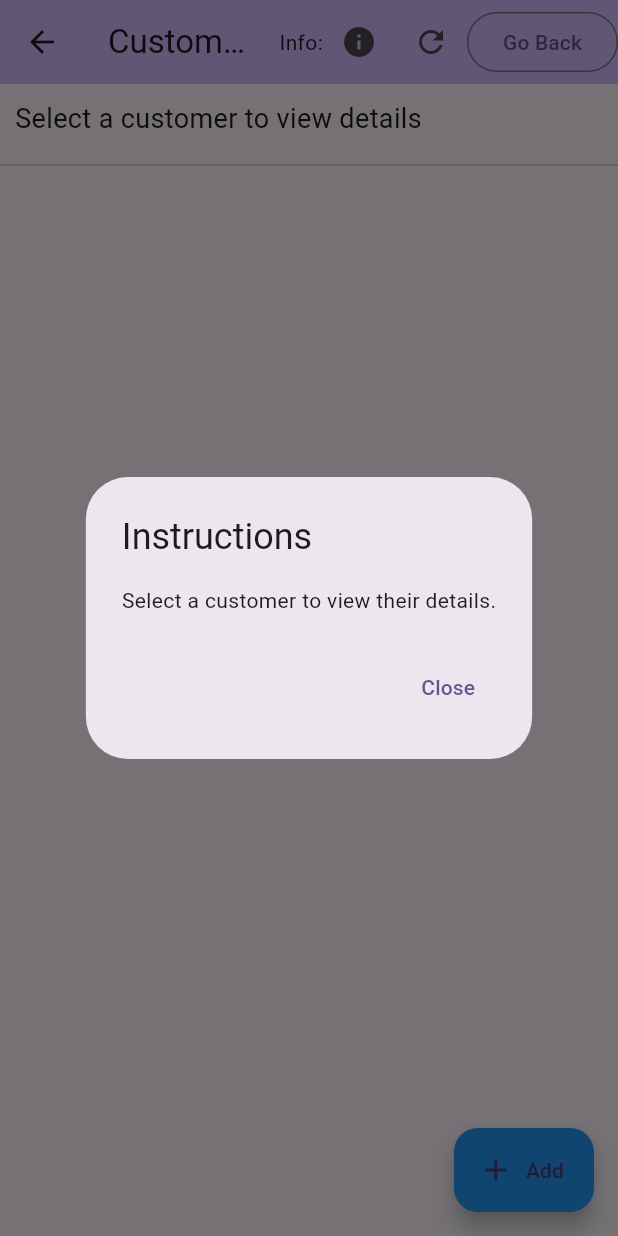
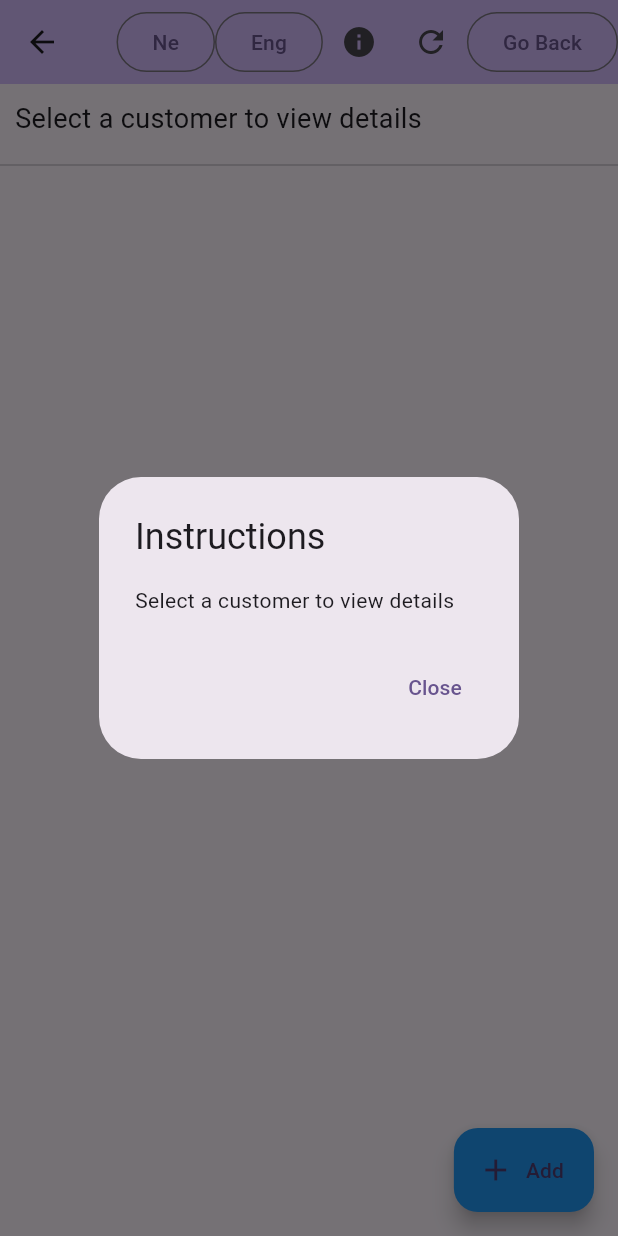
Before and after one commit to andreavisani/flight_manager, a Flutter app: the CustomersPage screen opened by its route, after a tap on the "info" icon, on a phone screen of 412 x 824 dp. Run offline on Flutter 3.47's test engine with Material 3 defaults, Android fonts, the phone set to English and light mode, and no system bars; our stand-ins replace floor, sqflite; missing offline and left inert: encrypted_shared_preferences; accounts and stored records are empty; generated files the repository leaves out were written again.

Commit message:
Updated the final code

```diff
--- a/lib/customerlist.dart
+++ b/lib/customerlist.dart
@@ -1,38 +1,38 @@
 import 'package:flutter/material.dart';
-import 'package:intl/intl.dart';
 import 'Customer.dart';
 import 'CustomerDAO.dart';
 import 'Database.dart';
 import 'AddCustomer.dart';
+import 'AppLocalizations.dart';
 
-/// A stateful widget that displays a list of customers and their details.
+/// A widget that displays a list of customers and allows adding, updating, and deleting customers.
 class CustomersPage extends StatefulWidget {
+  /// A callback function to set the locale for the app.
+  final Function(Locale) setLocale;
+
+  /// Creates an instance of [CustomersPage].
+  const CustomersPage({super.key, required this.setLocale});
+
   @override
   State<CustomersPage> createState() {
     return CustomersPageState();
   }
 }
 
-/// The state class for [CustomersPage] that manages the list of customers and their interactions.
+/// The state class for [CustomersPage] that manages the customer list and operations.
 class CustomersPageState extends State<CustomersPage> {
-  /// The list of customers.
   var customer = <Customer>[];
-  /// The DAO for managing customer data.
   late CustomerDAO customerDAO;
-  /// The currently selected customer.
   Customer? selectedCustomer;
 
   @override
   void initState() {
     super.initState();
 
-    $FloorFlightManagerDatabase
-        .databaseBuilder('app_database.db')
-        .build()
-        .then((database) {
+    // Initialize the database and load customers
+    $FloorFlightManagerDatabase.databaseBuilder('app_database.db').build().then((database) {
       customerDAO = database.customerDAO;
 
-      // Fetch the customer list from the database
       customerDAO.selectEverything().then((listOfItems) {
         setState(() {
           customer.addAll(listOfItems);
@@ -41,7 +41,8 @@ class CustomersPageState extends State<CustomersPage> {
     });
   }
 
-  /// Selects a customer to display their details.
+  /// Selects a customer from the list.
+  ///
   /// [customer] is the customer to be selected.
   void selectCustomer(Customer customer) {
     setState(() {
@@ -49,7 +50,8 @@ class CustomersPageState extends State<CustomersPage> {
     });
   }
 
-  /// Shows a dialog to confirm deletion of a customer.
+  /// Shows a dialog to confirm the deletion of a customer.
+  ///
   /// [context] is the build context.
   /// [customer] is the customer to be deleted.
   void showDeleteDialog(BuildContext context, Customer customer) {
@@ -57,21 +59,21 @@ class CustomersPageState extends State<CustomersPage> {
       context: context,
       builder: (BuildContext context) {
         return AlertDialog(
-          title: Text('Delete Customer'),
-          content: Text('Are you sure you want to delete this customer?'),
+          title: Text(AppLocalizations.of(context)!.translate('delete_customer')!),
+          content: Text(AppLocalizations.of(context)!.translate('confirm_delete_customer')!),
           actions: <Widget>[
             TextButton(
               onPressed: () {
                 Navigator.of(context).pop();
               },
-              child: Text('No'),
+              child: Text(AppLocalizations.of(context)!.translate('no')!),
             ),
             TextButton(
               onPressed: () {
                 deleteCustomer(customer);
                 Navigator.of(context).pop();
               },
-              child: Text('Yes'),
+              child: Text(AppLocalizations.of(context)!.translate('yes')!),
             ),
           ],
         );
@@ -84,15 +86,14 @@ class CustomersPageState extends State<CustomersPage> {
   /// [customer] is the customer to be deleted.
   void deleteCustomer(Customer customer) {
     customerDAO.deleteCustomer(customer).then((_) {
-      // Fetch updated customer list after deletion
       customerDAO.selectEverything().then((updatedList) {
         setState(() {
           this.customer = updatedList;
-          selectedCustomer = null; // Deselect customer after deletion
+          selectedCustomer = null;
         });
         ScaffoldMessenger.of(context).showSnackBar(
           SnackBar(
-            content: Text('Customer deleted'),
+            content: Text(AppLocalizations.of(context)!.translate('customer_deleted')!),
             backgroundColor: Colors.teal,
             behavior: SnackBarBehavior.floating,
             shape: RoundedRectangleBorder(
@@ -101,10 +102,9 @@ class CustomersPageState extends State<CustomersPage> {
           ),
         );
       }).catchError((error) {
-        // Handle any errors that occur during fetching
         ScaffoldMessenger.of(context).showSnackBar(
           SnackBar(
-            content: Text('Error fetching updated customer list'),
+            content: Text(AppLocalizations.of(context)!.translate('error_fetching_customer_list')!),
             backgroundColor: Colors.red,
             behavior: SnackBarBehavior.floating,
             shape: RoundedRectangleBorder(
@@ -114,10 +114,9 @@ class CustomersPageState extends State<CustomersPage> {
         );
       });
     }).catchError((error) {
-      // Handle any errors that occur during deletion
       ScaffoldMessenger.of(context).showSnackBar(
         SnackBar(
-          content: Text('Error deleting customer'),
+          content: Text(AppLocalizations.of(context)!.translate('error_deleting_customer')!),
           backgroundColor: Colors.red,
           behavior: SnackBarBehavior.floating,
           shape: RoundedRectangleBorder(
@@ -136,14 +135,14 @@ class CustomersPageState extends State<CustomersPage> {
       context: context,
       builder: (BuildContext context) {
         return AlertDialog(
-          title: Text('Instructions'),
-          content: Text('Select a customer to view their details.'),
+          title: Text(AppLocalizations.of(context)!.translate('instructions')!),
+          content: Text(AppLocalizations.of(context)!.translate('select_customer_to_view_details')!),
           actions: <Widget>[
             TextButton(
               onPressed: () {
                 Navigator.of(context).pop();
               },
-              child: Text('Close'),
+              child: Text(AppLocalizations.of(context)!.translate('close')!),
             ),
           ],
         );
@@ -151,17 +150,17 @@ class CustomersPageState extends State<CustomersPage> {
     );
   }
 
-  /// Refreshes the customer list by fetching updated data from the database.
+  /// Refreshes the customer list by re-fetching all customers from the database.
   void _refreshCustomerList() {
     customerDAO.selectEverything().then((listOfItems) {
       setState(() {
         customer = listOfItems;
-        selectedCustomer = null; // Deselect customer after refresh
+        selectedCustomer = null;
       });
     }).catchError((error) {
       ScaffoldMessenger.of(context).showSnackBar(
         SnackBar(
-          content: Text('Error refreshing customer list'),
+          content: Text(AppLocalizations.of(context)!.translate('error_refreshing_customer_list')!),
           backgroundColor: Colors.red,
           behavior: SnackBarBehavior.floating,
           shape: RoundedRectangleBorder(
@@ -177,11 +176,22 @@ class CustomersPageState extends State<CustomersPage> {
     return Scaffold(
       appBar: AppBar(
         backgroundColor: Theme.of(context).colorScheme.inversePrimary,
-        title: Text("Customers"),
+        title: Text(AppLocalizations.of(context)!.translate('title_customers')!),
         actions: [
+          OutlinedButton(
+            onPressed: () {
+              widget.setLocale(Locale("ne", "NP"));
+            },
+            child: Text(AppLocalizations.of(context)!.translate('switch_to_nepali')!),
+          ),
+          OutlinedButton(
+            onPressed: () {
+              widget.setLocale(Locale("en", "US"));
+            },
+            child: Text(AppLocalizations.of(context)!.translate('switch_to_english')!),
+          ),
           Row(
             children: [
-              Text("Info:"),
               IconButton(
                 icon: Icon(Icons.info),
                 onPressed: () {
@@ -195,10 +205,11 @@ class CustomersPageState extends State<CustomersPage> {
             ],
           ),
           OutlinedButton(
-              onPressed: () {
-                Navigator.pop(context);
-              },
-              child: Text("Go Back")),
+            onPressed: () {
+              Navigator.pop(context);
+            },
+            child: Text(AppLocalizations.of(context)!.translate('go_back')!),
+          ),
         ],
       ),
       body: responsiveLayout(context),
@@ -206,7 +217,7 @@ class CustomersPageState extends State<CustomersPage> {
         onPressed: () async {
           final newCustomer = await Navigator.push(
             context,
-            MaterialPageRoute(builder: (context) => AddCustomer()),
+            MaterialPageRoute(builder: (context) => AddCustomer(setLocale: widget.setLocale)),
           );
           if (newCustomer != null && newCustomer is Customer) {
             setState(() {
@@ -215,24 +226,20 @@ class CustomersPageState extends State<CustomersPage> {
           }
         },
         icon: Icon(Icons.add),
-        label: Text('Add'),
+        label: Text(AppLocalizations.of(context)!.translate('add_customer')!),
         backgroundColor: Colors.blue,
       ),
     );
   }
 
-  /// Builds the responsive layout for the page based on screen size.
+  /// Builds a responsive layout for the customer list and details.
   ///
   /// [context] is the build context.
-  ///
-  /// Returns a widget representing the layout.
   Widget responsiveLayout(BuildContext context) {
     var size = MediaQuery.of(context).size;
     var width = size.width;
-    var height = size.height;
 
     if (width > 720) {
-      // Landscape mode
       return Row(
         children: [
           Expanded(
@@ -243,7 +250,7 @@ class CustomersPageState extends State<CustomersPage> {
                 Container(
                   padding: const EdgeInsets.all(10.0),
                   child: Text(
-                    "Select a customer to view details",
+                    AppLocalizations.of(context)!.translate('select_customer_to_view_details')!,
                     style: TextStyle(fontSize: 18),
                   ),
                 ),
@@ -257,8 +264,7 @@ class CustomersPageState extends State<CustomersPage> {
                           selectCustomer(customer[index]);
                         },
                         child: Padding(
-                          padding: const EdgeInsets.symmetric(
-                              vertical: 8.0, horizontal: 16.0),
+                          padding: const EdgeInsets.symmetric(vertical: 8.0, horizontal: 16.0),
                           child: Row(
                             children: [
                               Expanded(
@@ -300,25 +306,19 @@ class CustomersPageState extends State<CustomersPage> {
                       crossAxisAlignment: CrossAxisAlignment.start,
                       children: [
                         Text(
-                          "Details",
-                          style: TextStyle(
-                              fontSize: 18, fontWeight: FontWeight.bold),
+                          AppLocalizations.of(context)!.translate('details')!,
+                          style: TextStyle(fontSize: 18, fontWeight: FontWeight.bold),
                         ),
                         SizedBox(height: 4),
                         Text("ID: ${selectedCustomer!.id}"),
                         SizedBox(height: 4),
-                        Text("First Name: ${selectedCustomer!.firstName}",
-                            style: TextStyle(fontSize: 16)),
+                        Text("${AppLocalizations.of(context)!.translate('first_name')}: ${selectedCustomer!.firstName}", style: TextStyle(fontSize: 16)),
                         SizedBox(height: 4),
-                        Text("Last Name: ${selectedCustomer!.lastName}",
-                            style: TextStyle(fontSize: 16)),
+                        Text("${AppLocalizations.of(context)!.translate('last_name')}: ${selectedCustomer!.lastName}", style: TextStyle(fontSize: 16)),
                         SizedBox(height: 4),
-                        Text("Address: ${selectedCustomer!.address}",
-                            style: TextStyle(fontSize: 16)),
+                        Text("${AppLocalizations.of(context)!.translate('address')}: ${selectedCustomer!.address}", style: TextStyle(fontSize: 16)),
                         SizedBox(height: 4),
-                        Text(
-                            "Birthday: ${selectedCustomer!.birthday.toLocal().toString().split(' ')[0]}",
-                            style: TextStyle(fontSize: 16)),
+                        Text("${AppLocalizations.of(context)!.translate('birthday')}: ${selectedCustomer!.birthday.toLocal().toString().split(' ')[0]}", style: TextStyle(fontSize: 16)),
                         SizedBox(height: 4),
                         Row(
                           children: [
@@ -328,15 +328,12 @@ class CustomersPageState extends State<CustomersPage> {
                                   Navigator.push(
                                     context,
                                     MaterialPageRoute(
-                                      builder: (context) => AddCustomer(
-                                          customer: selectedCustomer),
+                                      builder: (context) => AddCustomer(customer: selectedCustomer, setLocale: widget.setLocale),
                                     ),
                                   ).then((updatedCustomer) {
-                                    if (updatedCustomer != null &&
-                                        updatedCustomer is Customer) {
+                                    if (updatedCustomer != null && updatedCustomer is Customer) {
                                       setState(() {
-                                        final index = customer.indexWhere(
-                                            (c) => c.id == updatedCustomer.id);
+                                        final index = customer.indexWhere((c) => c.id == updatedCustomer.id);
                                         if (index != -1) {
                                           customer[index] = updatedCustomer;
                                         }
@@ -347,7 +344,7 @@ class CustomersPageState extends State<CustomersPage> {
                                 }
                               },
                               icon: Icon(Icons.update),
-                              label: Text("Update"),
+                              label: Text(AppLocalizations.of(context)!.translate('update')!),
                               style: ElevatedButton.styleFrom(
                                 backgroundColor: Colors.orange,
                                 shape: RoundedRectangleBorder(
@@ -363,7 +360,7 @@ class CustomersPageState extends State<CustomersPage> {
                                 }
                               },
                               icon: Icon(Icons.delete),
-                              label: Text("Delete"),
+                              label: Text(AppLocalizations.of(context)!.translate('delete')!),
                               style: ElevatedButton.styleFrom(
                                 backgroundColor: Colors.red,
                                 shape: RoundedRectangleBorder(
@@ -382,14 +379,13 @@ class CustomersPageState extends State<CustomersPage> {
         ],
       );
     } else {
-      // Portrait mode
       return Column(
         crossAxisAlignment: CrossAxisAlignment.start,
         children: [
           Container(
             padding: const EdgeInsets.all(10.0),
             child: Text(
-              "Select a customer to view details",
+              AppLocalizations.of(context)!.translate('select_customer_to_view_details')!,
               style: TextStyle(fontSize: 18),
             ),
           ),
@@ -403,8 +399,7 @@ class CustomersPageState extends State<CustomersPage> {
                     selectCustomer(customer[index]);
                   },
                   child: Padding(
-                    padding: const EdgeInsets.symmetric(
-                        vertical: 8.0, horizontal: 16.0),
+                    padding: const EdgeInsets.symmetric(vertical: 8.0, horizontal: 16.0),
                     child: Row(
                       children: [
                         Expanded(
@@ -438,7 +433,7 @@ class CustomersPageState extends State<CustomersPage> {
                 crossAxisAlignment: CrossAxisAlignment.start,
                 children: [
                   Text(
-                    "Details",
+                    AppLocalizations.of(context)!.translate('details')!,
                     style: TextStyle(fontSize: 18, fontWeight: FontWeight.bold),
                   ),
                   SizedBox(height: 10),
@@ -447,18 +442,13 @@ class CustomersPageState extends State<CustomersPage> {
                     children: [
                       Text("ID: ${selectedCustomer!.id}"),
                       SizedBox(height: 10),
-                      Text("First Name: ${selectedCustomer!.firstName}",
-                          style: TextStyle(fontSize: 16)),
+                      Text("${AppLocalizations.of(context)!.translate('first_name')}: ${selectedCustomer!.firstName}", style: TextStyle(fontSize: 16)),
                       SizedBox(height: 10),
-                      Text("Last Name: ${selectedCustomer!.lastName}",
-                          style: TextStyle(fontSize: 16)),
+                      Text("${AppLocalizations.of(context)!.translate('last_name')}: ${selectedCustomer!.lastName}", style: TextStyle(fontSize: 16)),
                       SizedBox(height: 10),
-                      Text("Address: ${selectedCustomer!.address}",
-                          style: TextStyle(fontSize: 16)),
+                      Text("${AppLocalizations.of(context)!.translate('address')}: ${selectedCustomer!.address}", style: TextStyle(fontSize: 16)),
                       SizedBox(height: 10),
-                      Text(
-                          "Birthday: ${selectedCustomer!.birthday.toLocal().toString().split(' ')[0]}",
-                          style: TextStyle(fontSize: 16)),
+                      Text("${AppLocalizations.of(context)!.translate('birthday')}: ${selectedCustomer!.birthday.toLocal().toString().split(' ')[0]}", style: TextStyle(fontSize: 16)),
                       SizedBox(height: 20),
                       Row(
                         children: [
@@ -468,15 +458,12 @@ class CustomersPageState extends State<CustomersPage> {
                                 Navigator.push(
                                   context,
                                   MaterialPageRoute(
-                                    builder: (context) =>
-                                        AddCustomer(customer: selectedCustomer),
+                                    builder: (context) => AddCustomer(customer: selectedCustomer, setLocale: widget.setLocale),
                                   ),
                                 ).then((updatedCustomer) {
-                                  if (updatedCustomer != null &&
-                                      updatedCustomer is Customer) {
+                                  if (updatedCustomer != null && updatedCustomer is Customer) {
                                     setState(() {
-                                      final index = customer.indexWhere(
-                                          (c) => c.id == updatedCustomer.id);
+                                      final index = customer.indexWhere((c) => c.id == updatedCustomer.id);
                                       if (index != -1) {
                                         customer[index] = updatedCustomer;
                                       }
@@ -487,7 +474,7 @@ class CustomersPageState extends State<CustomersPage> {
                               }
                             },
                             icon: Icon(Icons.update),
-                            label: Text("Update"),
+                            label: Text(AppLocalizations.of(context)!.translate('update')!),
                             style: ElevatedButton.styleFrom(
                               backgroundColor: Colors.orange,
                               shape: RoundedRectangleBorder(
@@ -503,7 +490,7 @@ class CustomersPageState extends State<CustomersPage> {
                               }
                             },
                             icon: Icon(Icons.delete),
-                            label: Text("Delete"),
+                            label: Text(AppLocalizations.of(context)!.translate('delete')!),
                             style: ElevatedButton.styleFrom(
                               backgroundColor: Colors.red,
                               shape: RoundedRectangleBorder(
```
Also changed, not shown: assets/translations/en.json (+26 -3 lines), assets/translations/ne.json (+33 -10 lines), lib/AddCustomer.dart (+57 -19 lines), lib/main.dart (+62 -63 lines), pubspec.yaml (+7 -2 lines), pubspec.lock.
